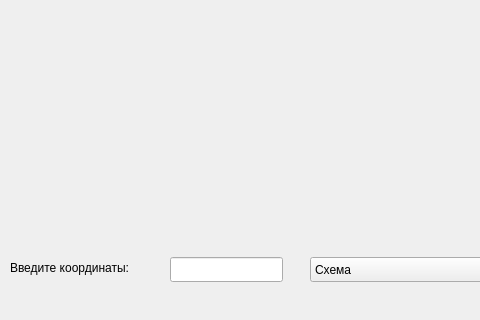
Old version of the form untitled.ui in the repository Belousk/Map_Searching; both pictures show x 0 to 480 and y 193 to 513 of the 696 by 513 pixel window.
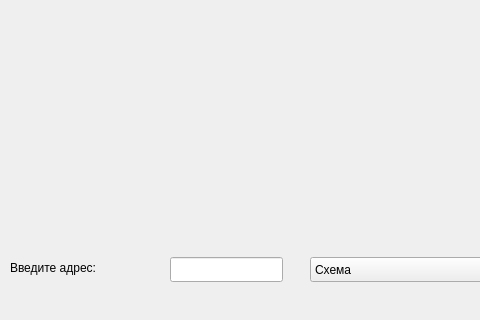
New version of the form.

```diff
--- a/untitled.ui
+++ b/untitled.ui
@@ -33,7 +33,7 @@
     </rect>
    </property>
    <property name="text">
-    <string>Введите координаты: </string>
+    <string>Введите адрес: </string>
    </property>
   </widget>
   <widget class="QPushButton" name="pushButton">
```
